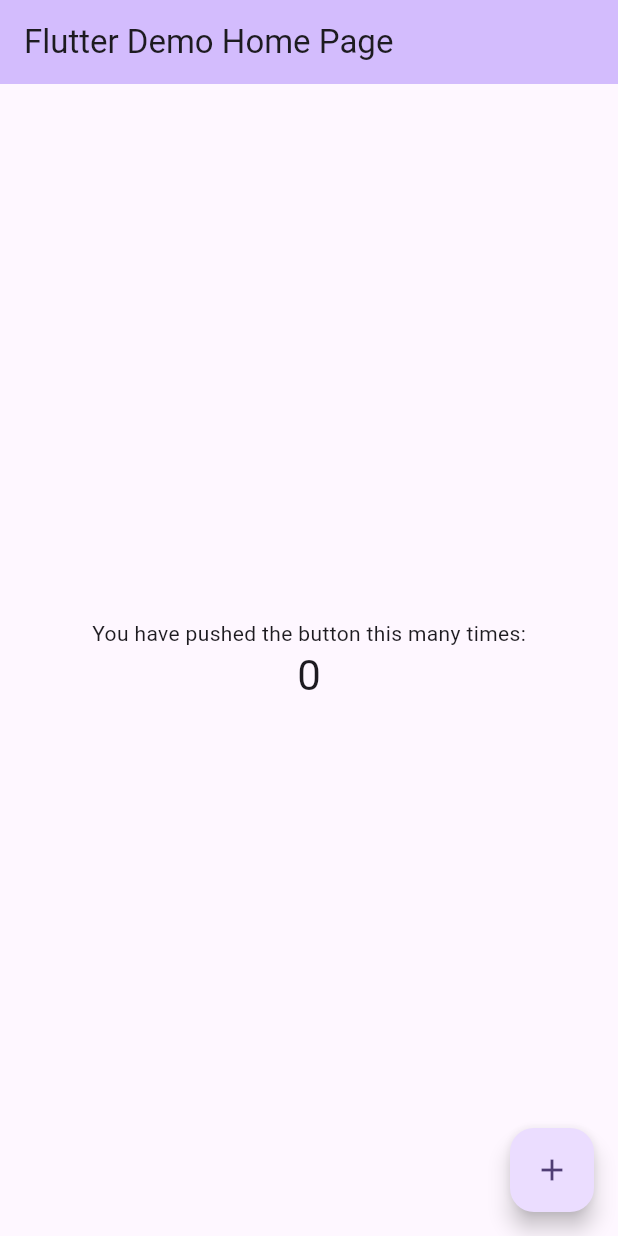
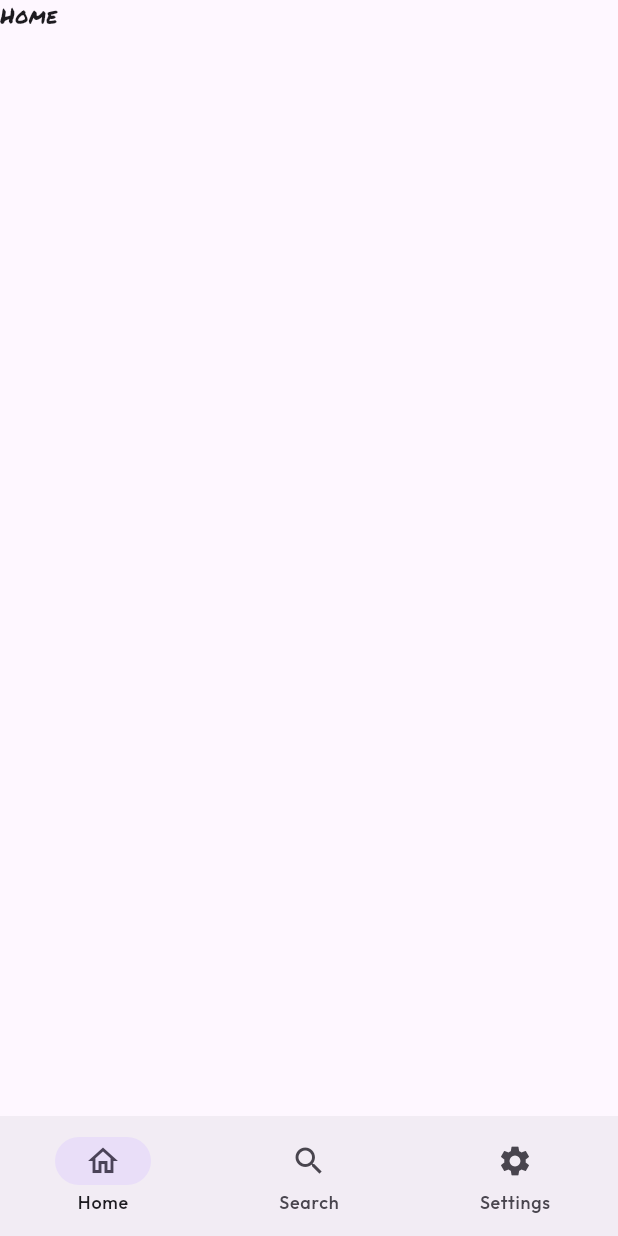
Before and after one commit to Miquest/CalorieCounter, a Flutter app: the screen it shows after launch, on a phone screen of 412 x 824 dp. Run offline on Flutter 3.47's test engine with Material 3 defaults, Android fonts, the phone set to English and light mode, and no system bars; our stand-ins replace google_fonts, hive_flutter; accounts and stored records are empty.

Commit message:
Added basic structure and icons

```diff
--- /dev/null
+++ b/lib/baseApplication.dart
@@ -0,0 +1,42 @@
+import 'package:caloriecounter/home/home.dart';
+import 'package:flutter/material.dart';
+
+class BaseApplication extends StatefulWidget {
+  const BaseApplication({super.key});
+
+  @override
+  State<BaseApplication> createState() => _BaseApplicationState();
+}
+
+class _BaseApplicationState extends State<BaseApplication> {
+  final List<Widget> _screens = [Home(), Placeholder(), Placeholder()];
+
+  int _selectedIndex = 0;
+
+  @override
+  Widget build(BuildContext context) {
+    return Scaffold(
+      body: _screens[_selectedIndex],
+      bottomNavigationBar: NavigationBar(
+        onDestinationSelected: (index) {
+          setState(() {
+            _selectedIndex = index;
+          });
+        },
+        destinations: [
+          NavigationDestination(
+            icon: Icon(Icons.home),
+            selectedIcon: Icon(Icons.home_outlined),
+            label: "Home",
+          ),
+          NavigationDestination(icon: Icon(Icons.search), label: "Search"),
+          NavigationDestination(
+            icon: Icon(Icons.settings),
+            selectedIcon: Icon(Icons.settings_outlined),
+            label: "Settings",
+          ),
+        ],
+      ),
+    );
+  }
+}
--- /dev/null
+++ b/lib/components/foodCard.dart
@@ -0,0 +1,11 @@
+import 'package:flutter/material.dart';
+import 'foodDetailView.dart';
+
+class FoodCard extends StatelessWidget {
+  const FoodCard({super.key});
+
+  @override
+  Widget build(BuildContext context) {
+    return const Placeholder();
+  }
+}
--- /dev/null
+++ b/lib/components/foodDetailView.dart
@@ -0,0 +1,10 @@
+import 'package:flutter/material.dart';
+
+class FoodDetailView extends StatelessWidget {
+  const FoodDetailView({super.key});
+
+  @override
+  Widget build(BuildContext context) {
+    return const Placeholder();
+  }
+}
--- /dev/null
+++ b/lib/home/home.dart
@@ -0,0 +1,23 @@
+import 'package:flutter/material.dart';
+import 'package:google_fonts/google_fonts.dart';
+
+
+class Home extends StatefulWidget {
+  const Home({super.key});
+
+  @override
+  State<Home> createState() => _HomeState();
+}
+
+class _HomeState extends State<Home> {
+  @override
+  Widget build(BuildContext context) {
+    return Scaffold(
+      body: Column(
+        children: [
+          Text("Home", style: GoogleFonts.permanentMarker())
+        ],
+      ),
+    );
+  }
+}
--- a/lib/main.dart
+++ b/lib/main.dart
@@ -1,122 +1,29 @@
 import 'package:flutter/material.dart';
+import 'baseApplication.dart';
+import 'package:google_fonts/google_fonts.dart';
+import 'package:hive_flutter/hive_flutter.dart';
 
-void main() {
-  runApp(const MyApp());
+void main() async {
+
+  WidgetsFlutterBinding.ensureInitialized();
+  await Hive.initFlutter();
+
+  runApp(const CalorieCounter());
 }
 
-class MyApp extends StatelessWidget {
-  const MyApp({super.key});
+class CalorieCounter extends StatelessWidget {
+  const CalorieCounter({super.key});
 
   // This widget is the root of your application.
   @override
   Widget build(BuildContext context) {
     return MaterialApp(
-      title: 'Flutter Demo',
+      title: 'Calorie Counter',
       theme: ThemeData(
-        // This is the theme of your application.
-        //
-        // TRY THIS: Try running your application with "flutter run". You'll see
-        // the application has a purple toolbar. Then, without quitting the app,
-        // try changing the seedColor in the colorScheme below to Colors.green
-        // and then invoke "hot reload" (save your changes or press the "hot
-        // reload" button in a Flutter-supported IDE, or press "r" if you used
-        // the command line to start the app).
-        //
-        // Notice that the counter didn't reset back to zero; the application
-        // state is not lost during the reload. To reset the state, use hot
-        // restart instead.
-        //
-        // This works for code too, not just values: Most code changes can be
-        // tested with just a hot reload.
         colorScheme: ColorScheme.fromSeed(seedColor: Colors.deepPurple),
+        textTheme: GoogleFonts.outfitTextTheme(),
       ),
-      home: const MyHomePage(title: 'Flutter Demo Home Page'),
+      home: const BaseApplication(),
     );
   }
 }
-
-class MyHomePage extends StatefulWidget {
-  const MyHomePage({super.key, required this.title});
-
-  // This widget is the home page of your application. It is stateful, meaning
-  // that it has a State object (defined below) that contains fields that affect
-  // how it looks.
-
-  // This class is the configuration for the state. It holds the values (in this
-  // case the title) provided by the parent (in this case the App widget) and
-  // used by the build method of the State. Fields in a Widget subclass are
-  // always marked "final".
-
-  final String title;
-
-  @override
-  State<MyHomePage> createState() => _MyHomePageState();
-}
-
-class _MyHomePageState extends State<MyHomePage> {
-  int _counter = 0;
-
-  void _incrementCounter() {
-    setState(() {
-      // This call to setState tells the Flutter framework that something has
-      // changed in this State, which causes it to rerun the build method below
-      // so that the display can reflect the updated values. If we changed
-      // _counter without calling setState(), then the build method would not be
-      // called again, and so nothing would appear to happen.
-      _counter++;
-    });
-  }
-
-  @override
-  Widget build(BuildContext context) {
-    // This method is rerun every time setState is called, for instance as done
-    // by the _incrementCounter method above.
-    //
-    // The Flutter framework has been optimized to make rerunning build methods
-    // fast, so that you can just rebuild anything that needs updating rather
-    // than having to individually change instances of widgets.
-    return Scaffold(
-      appBar: AppBar(
-        // TRY THIS: Try changing the color here to a specific color (to
-        // Colors.amber, perhaps?) and trigger a hot reload to see the AppBar
-        // change color while the other colors stay the same.
-        backgroundColor: Theme.of(context).colorScheme.inversePrimary,
-        // Here we take the value from the MyHomePage object that was created by
-        // the App.build method, and use it to set our appbar title.
-        title: Text(widget.title),
-      ),
-      body: Center(
-        // Center is a layout widget. It takes a single child and positions it
-        // in the middle of the parent.
-        child: Column(
-          // Column is also a layout widget. It takes a list of children and
-          // arranges them vertically. By default, it sizes itself to fit its
-          // children horizontally, and tries to be as tall as its parent.
-          //
-          // Column has various properties to control how it sizes itself and
-          // how it positions its children. Here we use mainAxisAlignment to
-          // center the children vertically; the main axis here is the vertical
-          // axis because Columns are vertical (the cross axis would be
-          // horizontal).
-          //
-          // TRY THIS: Invoke "debug painting" (choose the "Toggle Debug Paint"
-          // action in the IDE, or press "p" in the console), to see the
-          // wireframe for each widget.
-          mainAxisAlignment: MainAxisAlignment.center,
-          children: <Widget>[
-            const Text('You have pushed the button this many times:'),
-            Text(
-              '$_counter',
-              style: Theme.of(context).textTheme.headlineMedium,
-            ),
-          ],
-        ),
-      ),
-      floatingActionButton: FloatingActionButton(
-        onPressed: _incrementCounter,
-        tooltip: 'Increment',
-        child: const Icon(Icons.add),
-      ), // This trailing comma makes auto-formatting nicer for build methods.
-    );
-  }
-}
--- a/pubspec.yaml
+++ b/pubspec.yaml
@@ -1,5 +1,5 @@
 name: caloriecounter
-description: "A new Flutter project."
+description: "A calorie counter written in Dart with Flutter"
 # The following line prevents the package from being accidentally published to
 # pub.dev using `flutter pub publish`. This is preferred for private packages.
 publish_to: 'none' # Remove this line if you wish to publish to pub.dev
@@ -34,6 +34,9 @@ dependencies:
   # The following adds the Cupertino Icons font to your application.
   # Use with the CupertinoIcons class for iOS style icons.
   cupertino_icons: ^1.0.8
+  openfoodfacts: ^3.24.0
+  hive_flutter: ^1.1.0
+  google_fonts: ^6.3.0
 
 dev_dependencies:
   flutter_test:
```
Also changed, not shown: pubspec.lock, 62 other files.
